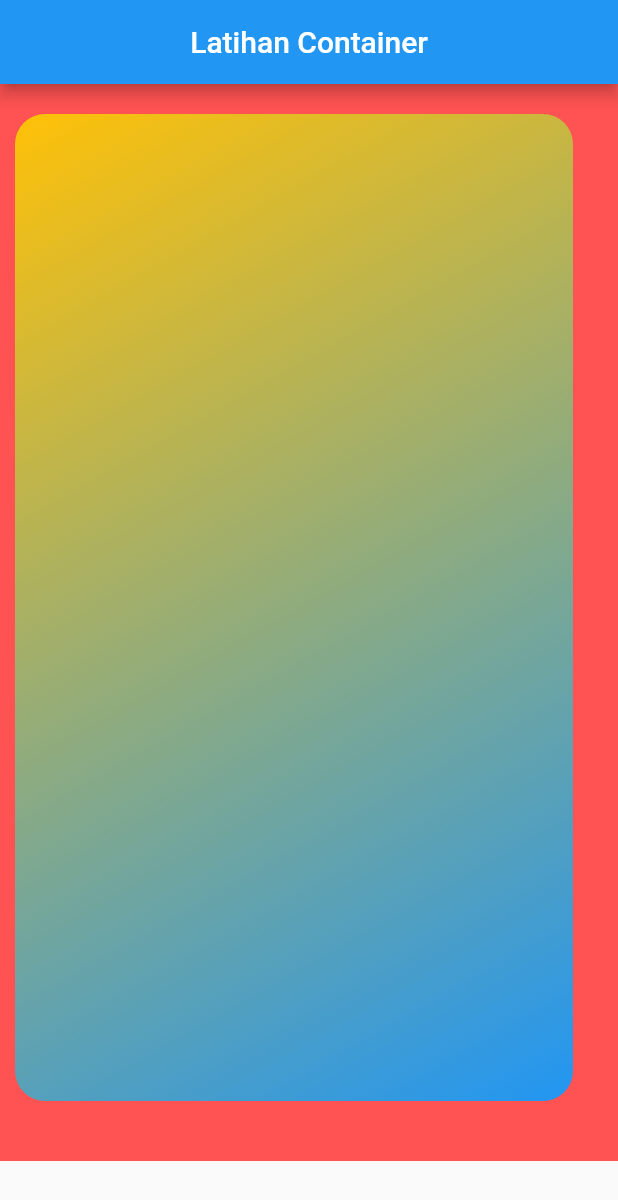
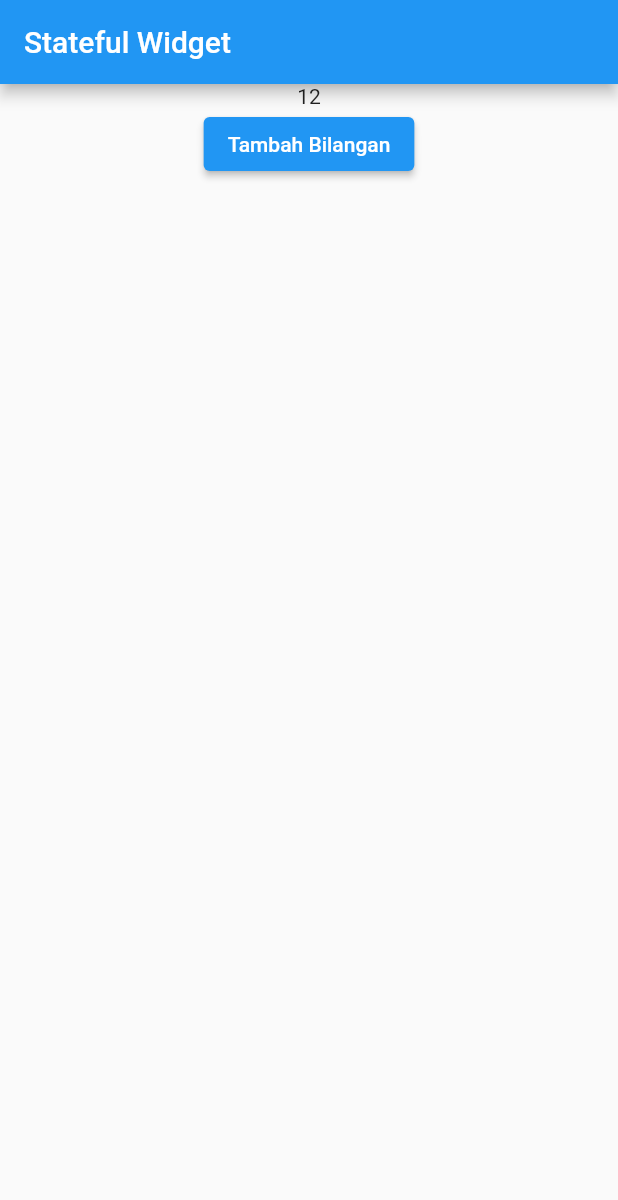
Before and after one commit to AlfonsInfo/Flutter-Learning-Journey, a Flutter app: the screen it shows after launch, on a phone screen of 412 x 824 dp. Shown: the top 1200 px of the screen. Run offline on Flutter 3.47's test engine with Material 2 defaults, Android fonts, the phone set to English and light mode, and no system bars.

Commit message:
stateful widget on progress

```diff
--- a/lib/main.dart
+++ b/lib/main.dart
@@ -4,29 +4,26 @@ void main() {
   runApp(const MyApp());
 }
 
-class MyApp extends StatelessWidget {
+class MyApp extends StatefulWidget {
   const MyApp({super.key});
 
   @override
+  State<MyApp> createState() => _MyAppState();
+}
+
+class _MyAppState extends State<MyApp> {
+  void tekanTombol(){}
+  @override
   Widget build(BuildContext context) {
     return MaterialApp(
-        home: Scaffold(
-      appBar: AppBar(
-          title: Center(
-        child: Text("Latihan Container"),
-      )),
-      body: Container(
-        color: Colors.redAccent,
-        margin: EdgeInsets.only(bottom: 50),
-        padding: EdgeInsets.fromLTRB(10,20,30,40),
-        child: Container(
-        decoration: BoxDecoration(borderRadius: BorderRadius.circular(20),gradient: LinearGradient(colors: <Color>[
-          Colors.amber,
-          Colors.blue
-        ],begin: Alignment.topLeft, end: Alignment.bottomRight))),
-      ),
-    ));
+      home: Scaffold(appBar: AppBar(title:Text("Stateful Widget"),),
+      body: Center(child: Column(
+        children: <Widget>[
+          Text("12"),
+          ElevatedButton(onPressed: tekanTombol, child: Text("Tambah Bilangan"))
+        ],
+      ),)),
+    );
   }
 }
-
 //STL -> Shortcut stateless widget.
```
